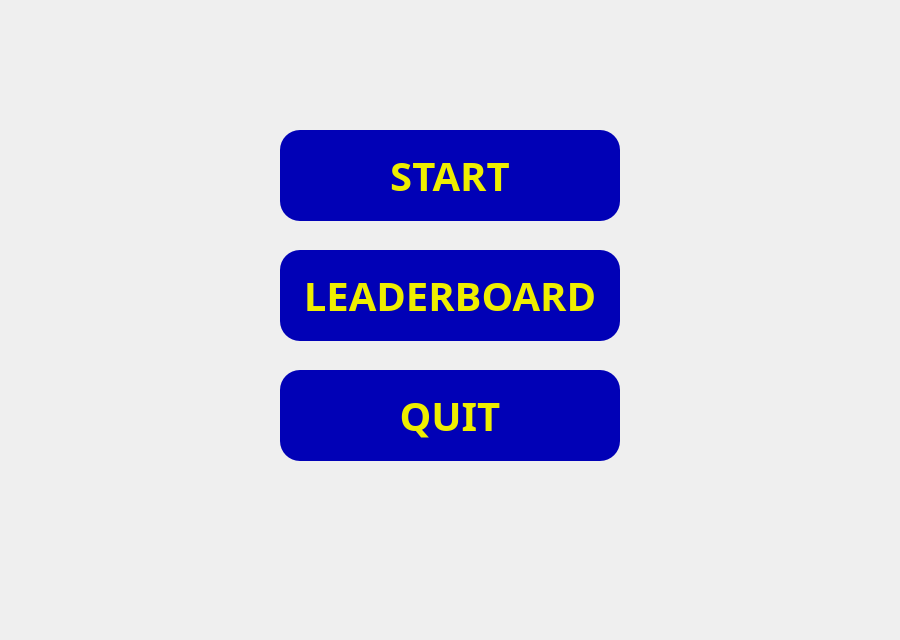
Above: interface.ui from Szymon579/Pac-Xon before the change. Below: the same form after it.
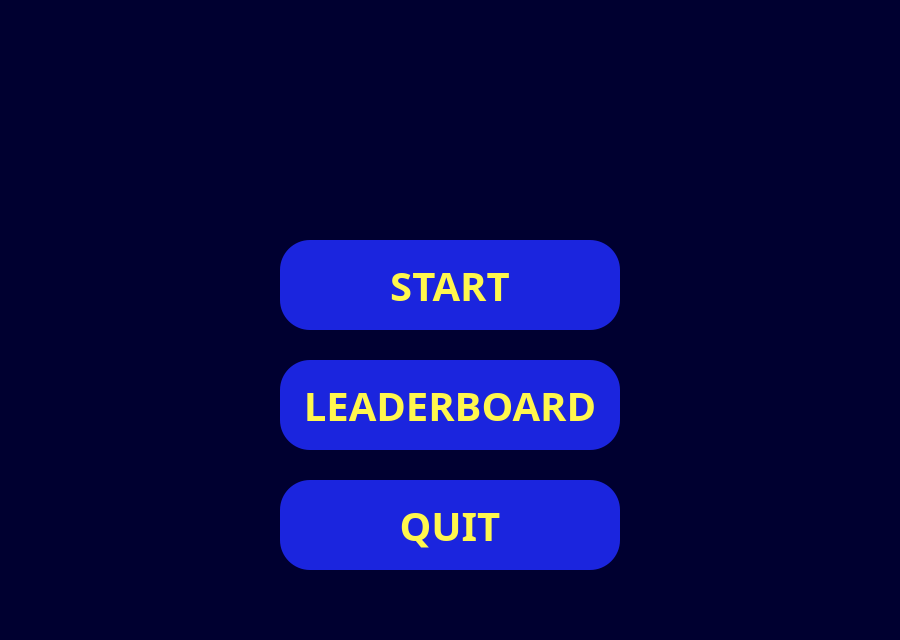
That is the form after the change.

Commit message: ui colors changed, window icon

The edit to the form file:
```diff
--- a/interface.ui
+++ b/interface.ui
@@ -11,7 +11,10 @@
    </rect>
   </property>
   <property name="windowTitle">
-   <string>Form</string>
+   <string notr="true">Pac Xon</string>
+  </property>
+  <property name="styleSheet">
+   <string notr="true">background-color: rgb(0, 0, 48);</string>
   </property>
   <widget class="QStackedWidget" name="stackView">
    <property name="geometry">
@@ -30,9 +33,9 @@
      <property name="geometry">
       <rect>
        <x>280</x>
-       <y>130</y>
+       <y>240</y>
        <width>340</width>
-       <height>91</height>
+       <height>90</height>
       </rect>
      </property>
      <property name="font">
@@ -46,9 +49,9 @@
       <cursorShape>PointingHandCursor</cursorShape>
      </property>
      <property name="styleSheet">
-      <string notr="true">color: rgb(238, 238, 0);
-background-color: rgb(1, 1, 182);
-border-radius: 20;</string>
+      <string notr="true">color: rgb(255, 247, 77);
+background-color: rgb(27, 37, 222);
+border-radius: 30;</string>
      </property>
      <property name="text">
       <string>START</string>
@@ -58,9 +61,9 @@
      <property name="geometry">
       <rect>
        <x>280</x>
-       <y>250</y>
+       <y>360</y>
        <width>340</width>
-       <height>91</height>
+       <height>90</height>
       </rect>
      </property>
      <property name="font">
@@ -74,9 +77,9 @@
       <cursorShape>PointingHandCursor</cursorShape>
      </property>
      <property name="styleSheet">
-      <string notr="true">color: rgb(238, 238, 0);
-background-color: rgb(1, 1, 182);
-border-radius: 20;</string>
+      <string notr="true">color: rgb(255, 247, 77);
+background-color: rgb(27, 37, 222);
+border-radius: 30;</string>
      </property>
      <property name="text">
       <string>LEADERBOARD</string>
@@ -86,9 +89,9 @@
      <property name="geometry">
       <rect>
        <x>280</x>
-       <y>370</y>
+       <y>480</y>
        <width>340</width>
-       <height>91</height>
+       <height>90</height>
       </rect>
      </property>
      <property name="font">
@@ -102,9 +105,9 @@
       <cursorShape>PointingHandCursor</cursorShape>
      </property>
      <property name="styleSheet">
-      <string notr="true">color: rgb(238, 238, 0);
-background-color: rgb(1, 1, 182);
-border-radius: 20;</string>
+      <string notr="true">color: rgb(255, 247, 77);
+background-color: rgb(27, 37, 222);
+border-radius: 30;</string>
      </property>
      <property name="text">
       <string>QUIT</string>
```
The commit also changes 2 other files.
